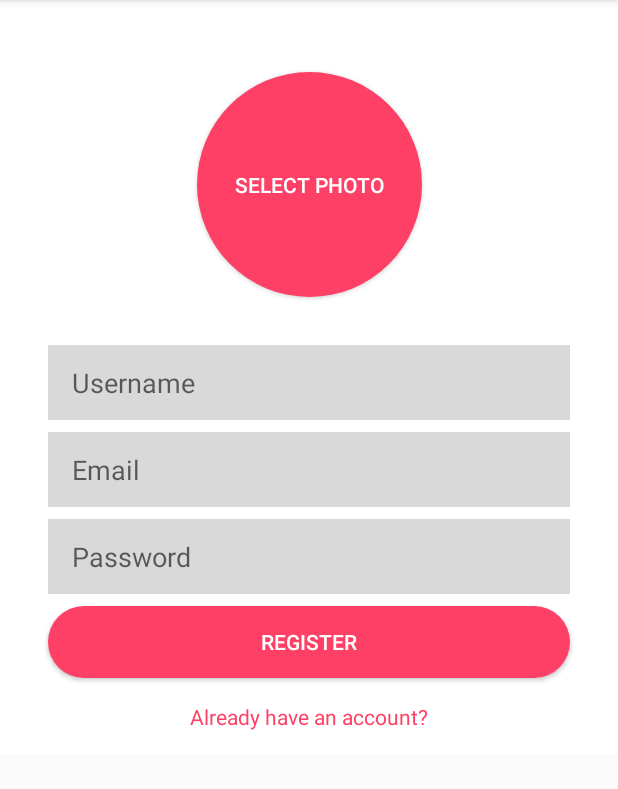
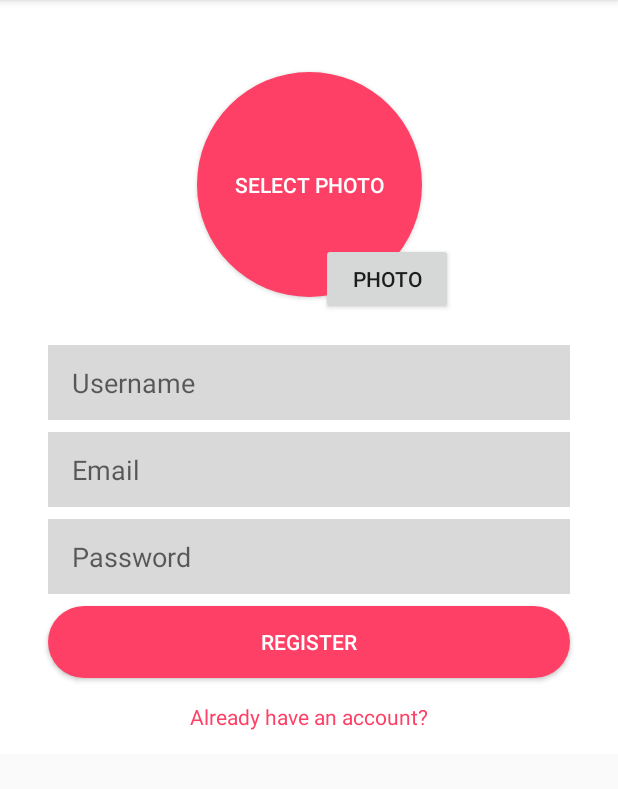
Before and after one commit to robertgr991/ChatApp, an Android app: the screen it shows after launch (RegisterActivity), on a phone screen of 412 x 824 dp, the part 84-873 px from its top. Run offline under Robolectric (Android 15) with nearby library versions, the phone set to English and light mode, and no system bars; our stand-ins replace CircleImageView, Firebase (no records; nobody signed in at launch, a user with empty details on screens opened directly); libraries missing offline, so code that uses them is left out: dmax.dialog; 2 statements that could not run were skipped.

Commit message:
Add TakePictore for Register(wip) and EditProfile

```diff
--- a/app/src/main/res/layout/activity_register.xml
+++ b/app/src/main/res/layout/activity_register.xml
@@ -106,5 +106,16 @@
             app:layout_constraintEnd_toEndOf="@+id/register_btn_register"
             app:layout_constraintStart_toStartOf="@+id/register_btn_register"
             app:layout_constraintTop_toBottomOf="@+id/register_btn_register" />
+
+        <Button
+            android:id="@+id/register_take_picture_btn"
+            android:layout_width="wrap_content"
+            android:layout_height="wrap_content"
+            android:layout_marginBottom="20dp"
+            android:text="Photo"
+            app:layout_constraintBottom_toTopOf="@+id/register_txt_username"
+            app:layout_constraintEnd_toEndOf="parent"
+            app:layout_constraintHorizontal_bias="0.66"
+            app:layout_constraintStart_toStartOf="parent" />
     </androidx.constraintlayout.widget.ConstraintLayout>
 </ScrollView>
```
Also changed, not shown: app/src/main/java/com/example/chatapp/ui/user/ProfileActivity.kt (+26 -4 lines), app/src/main/java/com/example/chatapp/ui/user/RegisterActivity.kt (+15 -3 lines), app/src/main/java/com/example/chatapp/utils/Utils.kt (+12 -0 lines), app/src/main/res/layout/activity_profile.xml (+14 -2 lines).
